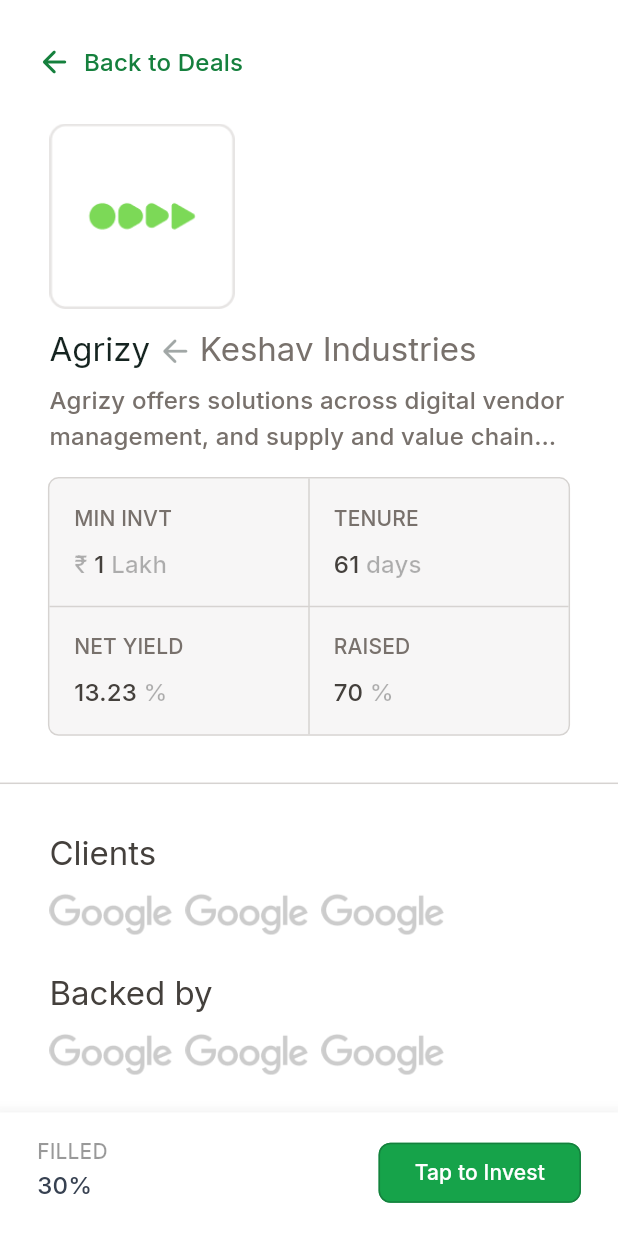
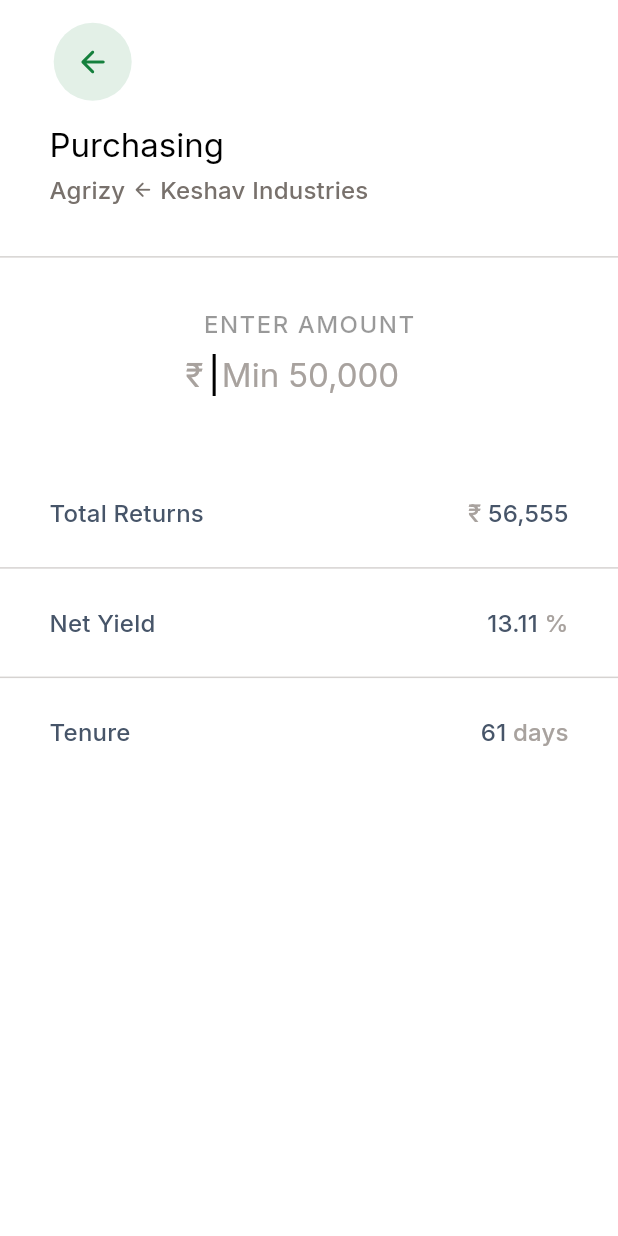
Before and after one commit to anubhavbagri/tapInvest-assignment, a Flutter app: the screen it shows after launch, after a tap on "Tap to Invest", on a phone screen of 412 x 824 dp. Run offline on Flutter 3.47's test engine with Material 3 defaults, Android fonts, the phone set to English and light mode, and no system bars; our stand-ins replace google_fonts.

```diff
--- a/lib/layers/presentation/app_root.dart
+++ b/lib/layers/presentation/app_root.dart
@@ -1,6 +1,7 @@
 import 'package:flutter/material.dart';
 import 'package:tap_invest/layers/presentation/constants/app_asset_paths.dart';
 import 'package:tap_invest/layers/presentation/constants/app_strings.dart';
+import 'package:tap_invest/layers/presentation/purchase_page/view/purchase_page.dart';
 import 'package:tap_invest/layers/presentation/theme.dart';
 import 'package:tap_invest/layers/presentation/utils/size_config.dart';
 
@@ -36,6 +37,7 @@ class HomePage extends StatelessWidget {
 
     return Scaffold(
       appBar: AppBar(
+        toolbarHeight: SizeConfig.safeVertical! * 0.1,
         leading: IconButton(
           onPressed: null,
           icon: Icon(
@@ -46,7 +48,6 @@ class HomePage extends StatelessWidget {
             left: CustomTheme.paddingHorizontal,
           ),
         ),
-        toolbarHeight: SizeConfig.safeVertical! * 0.1,
         title: Text(
           AppStrings.appbarText,
           style: CustomTheme.s1(context),
@@ -220,7 +221,10 @@ class HomePage extends StatelessWidget {
                   ],
                 ),
                 ElevatedButton(
-                  onPressed: () {},
+                  onPressed: () {
+                    ///can pass any value from here to the next page through its route
+                    Navigator.of(context).push(PurchasePage.route());
+                  },
                   style: ButtonStyle(
                     elevation: MaterialStateProperty.all(0),
                     backgroundColor: MaterialStateProperty.all(
--- /dev/null
+++ b/lib/layers/presentation/purchase_page/view/purchase_page.dart
@@ -0,0 +1,263 @@
+import 'package:flutter/material.dart';
+import 'package:flutter/services.dart';
+import 'package:intl/intl.dart';
+import 'package:tap_invest/layers/presentation/theme.dart';
+import 'package:tap_invest/layers/presentation/utils/size_config.dart';
+
+class PurchasePage extends StatelessWidget {
+  const PurchasePage({Key? key}) : super(key: key);
+
+  static Route<void> route() {
+    return MaterialPageRoute(
+      // fullscreenDialog: true,
+      builder: (context) {
+        /// can initialize page level bloc/cubit here with parameter value
+        return const PurchasePage();
+      },
+    );
+  }
+
+  @override
+  Widget build(BuildContext context) => PurchaseView();
+}
+
+class PurchaseView extends StatelessWidget {
+  PurchaseView({Key? key}) : super(key: key);
+
+  final TextEditingController _textController = TextEditingController();
+
+  @override
+  Widget build(BuildContext context) {
+    SizeConfig().init(context);
+
+    return Scaffold(
+      // resizeToAvoidBottomInset: false,
+      appBar: AppBar(
+        toolbarHeight: SizeConfig.safeVertical! * 0.1,
+        leading: IconButton(
+          onPressed: () => Navigator.of(context).pop(),
+          icon: Icon(
+            Icons.arrow_back_rounded,
+            color: CustomTheme.green700,
+          ),
+          style: ButtonStyle(
+            shape: MaterialStateProperty.all(
+              RoundedRectangleBorder(
+                borderRadius: BorderRadius.circular(30),
+              ),
+            ),
+            backgroundColor: MaterialStateProperty.all(
+              CustomTheme.green700.withOpacity(0.12),
+            ),
+          ),
+          visualDensity: const VisualDensity(vertical: 3, horizontal: 3),
+          padding: EdgeInsets.zero,
+        ),
+        leadingWidth: SizeConfig.safeHorizontal! * .3,
+        automaticallyImplyLeading: false,
+      ),
+      body: SafeArea(
+        child: Column(
+          crossAxisAlignment: CrossAxisAlignment.start,
+          children: [
+            Padding(
+              padding:
+                  EdgeInsets.symmetric(horizontal: CustomTheme.paddingRight),
+              child: Column(
+                crossAxisAlignment: CrossAxisAlignment.start,
+                mainAxisSize: MainAxisSize.min,
+                children: [
+                  Text(
+                    'Purchasing',
+                    style: CustomTheme.h6(context, color: Colors.black),
+                  ),
+                  vSizedBoxHalf,
+                  Row(
+                    mainAxisSize: MainAxisSize.min,
+                    children: [
+                      Text('Agrizy',
+                          style: CustomTheme.s1(context,
+                              color: CustomTheme.stone500,
+                              weight: FontWeight.w400)),
+                      hSizedBox1,
+                      Icon(
+                        Icons.arrow_back_rounded,
+                        color: CustomTheme.stone500,
+                        size: 15,
+                      ),
+                      hSizedBox1,
+                      Text('Keshav Industries',
+                          style: CustomTheme.s1(context,
+                              color: CustomTheme.stone500,
+                              weight: FontWeight.w400)),
+                    ],
+                  ),
+                ],
+              ),
+            ),
+            vSizedBox4,
+            Divider(color: CustomTheme.stone300, thickness: 1),
+            vSizedBox4,
+            Column(
+              mainAxisSize: MainAxisSize.min,
+              children: [
+                Text(
+                  'ENTER AMOUNT',
+                  style: CustomTheme.s1(
+                    context,
+                    color: Colors.black.withOpacity(0.4),
+                    letterSpacing: 1,
+                  ),
+                ),
+                vSizedBox1,
+                Padding(
+                  padding: EdgeInsets.symmetric(
+                      horizontal: SizeConfig.safeHorizontal! * .3),
+                  child: Row(
+                    children: [
+                      Text(
+                        '₹ ',
+                        style: CustomTheme.h6(
+                          context,
+                          color: CustomTheme.stone400,
+                          weight: FontWeight.w500,
+                        ),
+                      ),
+                      Expanded(
+                        child: TextField(
+                          textInputAction: TextInputAction.next,
+                          autofocus: true,
+                          controller: _textController,
+                          decoration: InputDecoration.collapsed(
+                            hintText: ' Min 50,000',
+                            hintStyle: CustomTheme.h6(
+                              context,
+                              color: CustomTheme.stone400,
+                            ),
+                          ),
+                          style: CustomTheme.h6(
+                            context,
+                            color: Colors.black,
+                          ),
+                          keyboardType: TextInputType.number,
+                          inputFormatters: <TextInputFormatter>[
+                            FilteringTextInputFormatter.digitsOnly,
+                            TextInputFormatter.withFunction(
+                                (oldValue, newValue) {
+                              if (newValue.text.isEmpty) {
+                                return newValue;
+                              }
+                              try {
+                                final number = int.parse(newValue.text);
+                                final formattedValue = NumberFormat.currency(
+                                        locale: 'en_IN', symbol: '')
+                                    .format(number);
+                                _textController.value = TextEditingValue(
+                                  text: formattedValue.substring(
+                                      0, formattedValue.length - 3),
+                                  // remove the currency symbol
+                                  selection: TextSelection.collapsed(
+                                      offset: formattedValue.length - 3),
+                                );
+                              } catch (e) {
+                                print(e);
+                              }
+                              return _textController.value;
+                            }),
+                          ],
+                        ),
+                      ),
+                    ],
+                  ),
+                )
+              ],
+            ),
+            SizedBox(
+              height: SizeConfig.safeVertical! * .06,
+            ),
+            infoRow(context, category: 'Total Returns', value: '56,555', unit: '₹ ', isRupee: true),
+            Divider(color: CustomTheme.stone300, thickness: 1),
+            infoRow(context, category: 'Net Yield', value: '13.11 ', unit: '%'),
+            Divider(color: CustomTheme.stone300, thickness: 1),
+            infoRow(context, category: 'Tenure', value: '61 ', unit: 'days'),
+          ],
+        ),
+      ),
+    );
+  }
+
+  Widget infoRow(
+    BuildContext context, {
+    bool isRupee = false,
+    required String category,
+    required String value,
+    required String unit,
+  }) =>
+      Padding(
+        padding: EdgeInsets.symmetric(horizontal: CustomTheme.paddingRight, vertical: CustomTheme.paddingVertical),
+        child: Row(
+          mainAxisAlignment: MainAxisAlignment.spaceBetween,
+          children: [
+            Text(
+              category,
+              style: CustomTheme.s1(
+                context,
+                color: CustomTheme.slate600,
+                weight: FontWeight.w400,
+              ),
+            ),
+            RichText(
+              text: TextSpan(
+                children: [
+                  if (isRupee)
+                    TextSpan(
+                      text: unit,
+                      style: CustomTheme.s1(
+                        context,
+                        weight: FontWeight.w500,
+                        color: CustomTheme.stone400,
+                      ),
+                    ),
+                  TextSpan(
+                    text: value,
+                    style: CustomTheme.s1(
+                      context,
+                      color: CustomTheme.slate600,
+                      weight: FontWeight.w500,
+                    ),
+                  ),
+                  if(!isRupee)
+                  TextSpan(
+                    text: unit,
+                    style: CustomTheme.s1(
+                      context,
+                      weight: FontWeight.w500,
+                      color: CustomTheme.stone400,
+                    ),
+                  ),
+                ],
+              ),
+            ),
+          ],
+        ),
+      );
+}
+
+/// static Route<void> route() {
+/// return PageRouteBuilder(
+//       pageBuilder: (context, animation, secondaryAnimation) {
+//         /// can initialize page level cubit here with parameter value
+//         return const PurchasePage();
+//       },
+//       transitionsBuilder: (context, animation, secondaryAnimation, child) {
+//         const begin = Offset(0.0, 1.0);
+//         const end = Offset.zero;
+//         final tween = Tween(begin: begin, end: end);
+//         final offsetAnimation = animation.drive(tween);
+//         return SlideTransition(
+//           position: offsetAnimation,
+//           child: child,
+//         );
+//       },
+//     );
+// }
--- a/lib/layers/presentation/theme.dart
+++ b/lib/layers/presentation/theme.dart
@@ -8,15 +8,16 @@ class CustomTheme extends ThemeExtension<CustomTheme> {
   const CustomTheme();
 
   static final primaryColor = HexColor("#16A34A");
-  static final tertiaryColor = HexColor("15803D");
   static final neutralColor = HexColor("D6D3D1");
   static final green700 = HexColor("#15803D");
   static final textActive = HexColor("#152420");
   static final stone200 = HexColor("#E7E5E4");
   static final stone300 = HexColor("#D6D3D1");
+  static final stone400 = HexColor("#A8A29E");
   static final stone500 = HexColor("#78716C");
   static final stone700 = HexColor("#44403C");
   static final gray700 = HexColor("#374151");
+  static final slate600 = HexColor("#475569");
 
   static final double paddingVertical = SizeConfig.safeVertical! * .02;
   static final double paddingHorizontal = SizeConfig.safeHorizontal! * .04;
@@ -71,12 +72,14 @@ class CustomTheme extends ThemeExtension<CustomTheme> {
     Color? color,
     FontWeight? weight,
     bool isOverflow = true,
+    double? letterSpacing,
   }) {
     return Theme.of(context).textTheme.titleMedium!.copyWith(
           fontFamily: GoogleFonts.inter(fontWeight: weight ?? FontWeight.w600)
               .fontFamily,
           color: color ?? green700,
           overflow: isOverflow ? TextOverflow.ellipsis : TextOverflow.visible,
+          letterSpacing: letterSpacing,
         );
   }
 
@@ -142,30 +145,17 @@ class CustomTheme extends ThemeExtension<CustomTheme> {
           // systemOverlayStyle: SystemUiOverlayStyle(statusBarColor: Colors.white),
         ),
         scaffoldBackgroundColor: Colors.white,
-      // cardTheme: CardTheme(color: tertiaryColor),
-      // tabBarTheme: TabBarTheme(
-      //     labelColor: colorScheme.onSurface,
-      //     unselectedLabelColor: colorScheme.onSurface,
-      //     indicator: BoxDecoration(
-      //         border: Border(
-      //             bottom: BorderSide(color: colorScheme.primary, width: 2)))),
-      // floatingActionButtonTheme: FloatingActionButtonThemeData(
-      //     backgroundColor: colorScheme.secondaryContainer,
-      //     foregroundColor: colorScheme.onSecondaryContainer),
-      // navigationRailTheme: NavigationRailThemeData(
-      //     backgroundColor: isLight ? neutralColor : colorScheme.surface,
-      //     selectedIconTheme:
-      //         IconThemeData(color: colorScheme.onSecondaryContainer),
-      //     indicatorColor: colorScheme.secondaryContainer),
-      // chipTheme: ChipThemeData(
-      //     backgroundColor: isLight ? neutralColor : colorScheme.surface),
-    );
+        textSelectionTheme: const TextSelectionThemeData(
+          cursorColor: Colors.black,
+        ),
+        pageTransitionsTheme: const PageTransitionsTheme(builders: {
+          TargetPlatform.android: CupertinoPageTransitionsBuilder(),
+        }));
   }
 
   @override
   ThemeExtension<CustomTheme> copyWith({
     Color? primaryColor,
-    Color? tertiaryColor,
     Color? neutralColor,
   }) =>
       const CustomTheme();
@@ -179,6 +169,10 @@ class CustomTheme extends ThemeExtension<CustomTheme> {
     return const CustomTheme();
   }
 }
+
+final SizedBox vSizedBoxHalf = SizedBox(
+  height: SizeConfig.safeVertical! * .005,
+);
 
 final SizedBox vSizedBox1 = SizedBox(
   height: SizeConfig.safeVertical! * .01,
--- a/pubspec.yaml
+++ b/pubspec.yaml
@@ -36,6 +36,7 @@ dependencies:
   # Use with the CupertinoIcons class for iOS style icons.
   cupertino_icons: ^1.0.2
   google_fonts: ^6.1.0
+  intl: ^0.19.0
 
 dev_dependencies:
   flutter_test:
```
Also changed, not shown: pubspec.lock. Lines whose indentation alone changed are shown as unchanged.
